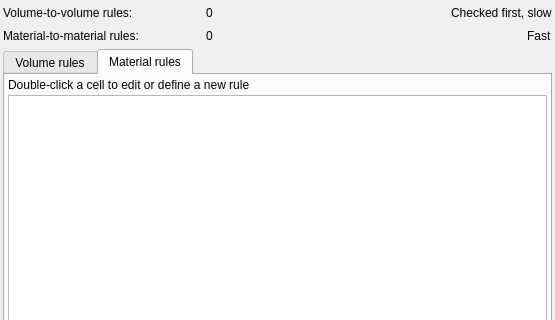
Before: the Qt Designer form ants3bundle/src/ants3/gui/photsim/ainterfacerulewin.ui in andrmor/ANTS3bundle, drawn with Qt 5; both pictures show x 0 to 555 and y 0 to 320 of the 555 by 476 pixel window.
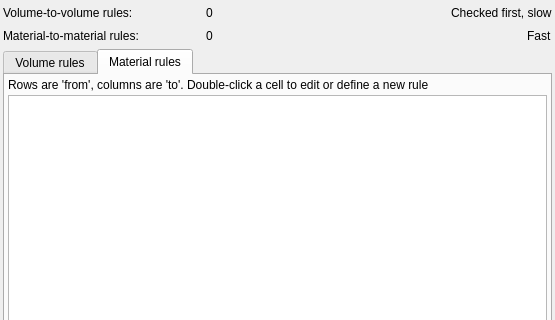
After: the same form once the commit is applied. The open tabs and pages were chosen to show the change.

Patch:
```diff
--- a/ants3bundle/src/ants3/gui/photsim/ainterfacerulewin.ui
+++ b/ants3bundle/src/ants3/gui/photsim/ainterfacerulewin.ui
@@ -209,7 +209,7 @@
         <item>
          <widget class="QLabel" name="label_3">
           <property name="text">
-           <string>Double-click a cell to edit or define a new rule</string>
+           <string>Rows are 'from', columns are 'to'. Double-click a cell to edit or define a new rule</string>
           </property>
          </widget>
         </item>
```
Left out of the diff: 2 changed lines with no effect on the pictures.
